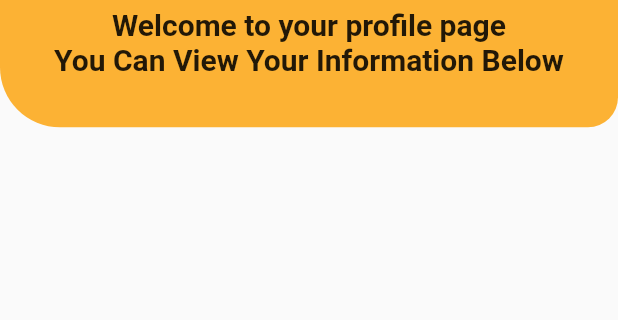
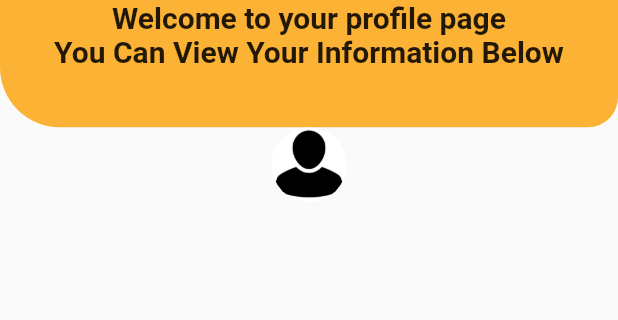
Before and after one commit to SaraZuhair/Final-Year-Project, a Flutter app: the Profile screen opened directly, on a phone screen of 412 x 824 dp, the part 120-440 px from its top. Run offline on Flutter 3.47's test engine with Material 2 defaults, Android fonts, the phone set to English and light mode, and no system bars; our stand-ins replace cloud_firestore, curved_navigation_bar, firebase_auth, firebase_core; accounts and stored records are empty.

Commit message:
preparing profile

```diff
--- a/lib/screens/profile.dart
+++ b/lib/screens/profile.dart
@@ -25,9 +25,12 @@ class _ProfileState extends State<Profile> {
             Row(
               children: [
                 Container(
+
                   height: MediaQuery.of(context).size.height*0.2,
                   width: MediaQuery.of(context).size.width,
+
                    decoration: const BoxDecoration(
+
                 borderRadius: BorderRadius.only(bottomLeft: Radius.circular(40), bottomRight: Radius.circular(20,)),
                 color: Color(0xffFCB234),
               ),
@@ -41,7 +44,7 @@ class _ProfileState extends State<Profile> {
                       Image.asset("assets/images/logo.png", height: 80, width: 80,)],),
 
 
-                      const SizedBox(height: 5,),
+
 
                       Row(
                         mainAxisAlignment: MainAxisAlignment.center,
@@ -65,17 +68,37 @@ class _ProfileState extends State<Profile> {
                              fontWeight: FontWeight.bold
                            ),),
                         ],
-                      )
+                      ),
+
 
                 ],
               ),
-                )
+                ),
+
+
               ],
-            )
+            ),
+
+
+
+                              ClipOval(
+
+                                child: Container(
+
+                                  height: 50,
+                                  width: 50,
+                                  color: Colors.white,
+
+                                  child:Image.asset("assets/images/profileperson.png"),
+                                ),
+                              ),
           ],
+                          )
+
+
         ),
 
-      ));
+      );
 
 
 
--- a/pubspec.yaml
+++ b/pubspec.yaml
@@ -69,6 +69,7 @@ flutter:
   # To add assets to your application, add an assets section, like this:
   assets:
   - assets/images/logo.png
+  - assets/images/profileperson.png
   #   - images/a_dot_ham.jpeg
 
   # An image asset can refer to one or more resolution-specific "variants", see
```
Also changed, not shown: lib/screens/choose.dart (+4 -4 lines), assets/images/profileperson.png (added).
